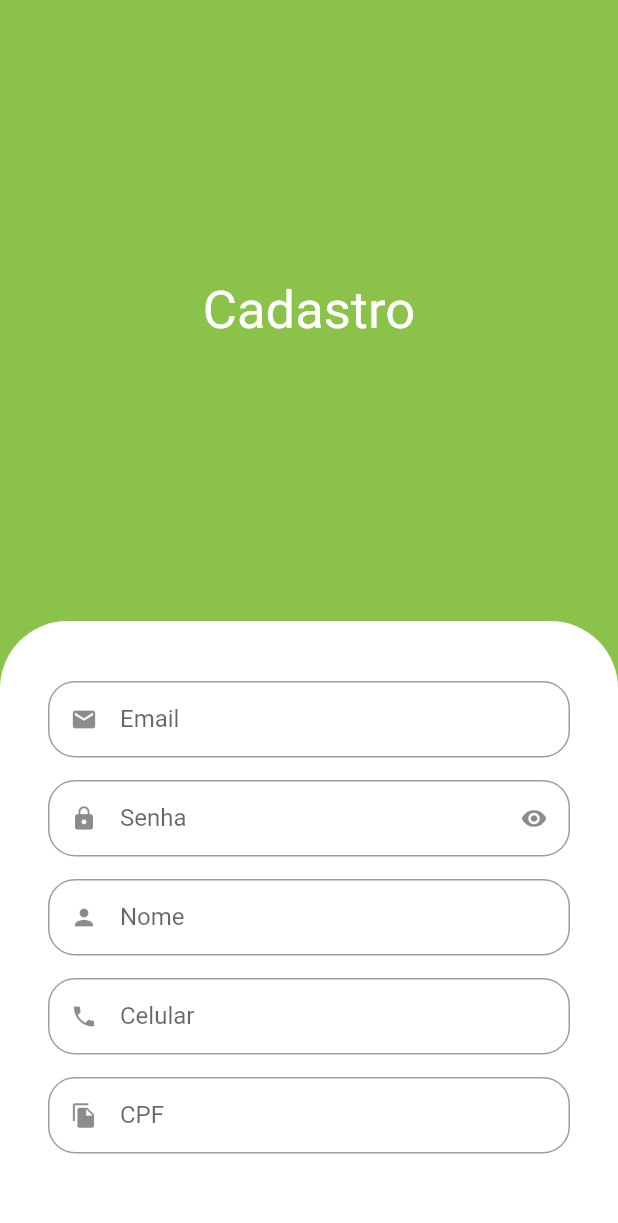
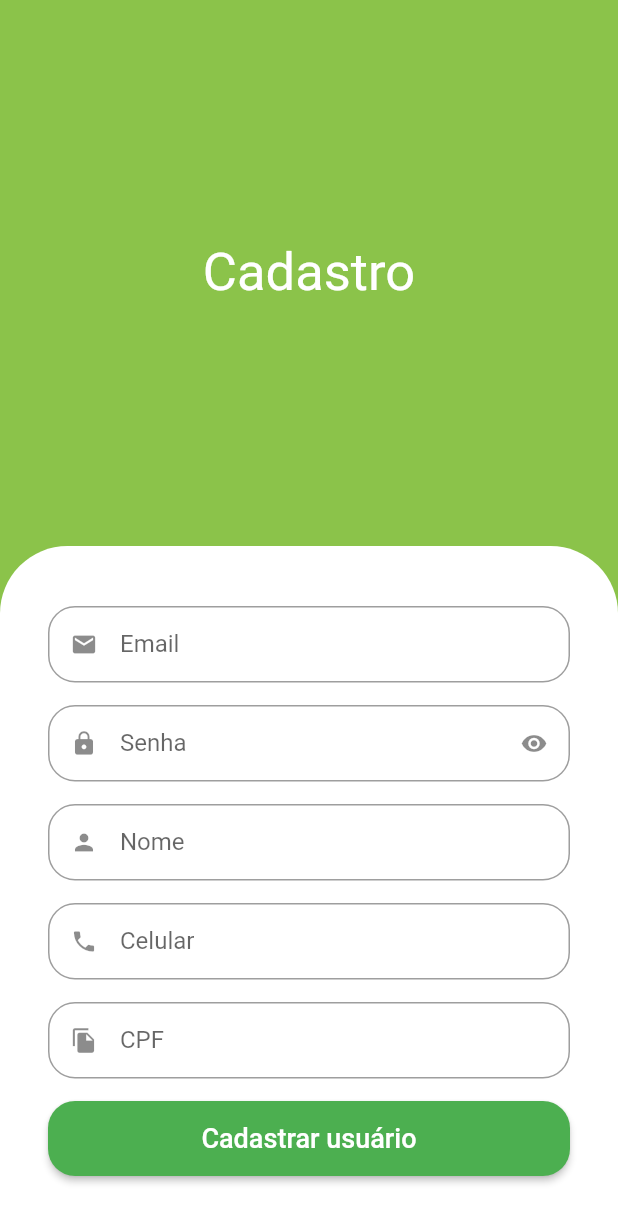
Before and after one commit to thomasbalmant/appQuitanda, a Flutter app: the SignUpScreen screen opened directly, on a phone screen of 412 x 824 dp. Shown: the top 1223 px of the screen. Run offline on Flutter 3.47's test engine with Material 2 defaults, Android fonts, the phone set to English and light mode, and no system bars; our stand-ins replace animated_text_kit.

Commit message:
SingleChildScrollView screen sign up

```diff
--- a/lib/src/auth/sign_up_screen.dart
+++ b/lib/src/auth/sign_up_screen.dart
@@ -7,9 +7,15 @@ class SignUpScreen extends StatelessWidget {
 
   @override
   Widget build(BuildContext context) {
+    final size = MediaQuery.of(context).size;
+
     return Scaffold(
       backgroundColor: CustomColors.customSwatchColor,
-      body: Column(
+      body: SingleChildScrollView(
+        child: SizedBox(
+          width: size.width,
+          height: size.height,
+          child: Column(
             children: [
               const Expanded(
                 child: Center(
@@ -36,33 +42,52 @@ class SignUpScreen extends StatelessWidget {
                   ),
                 ),
                 child: Column(
-              children: const [
-                CustomTextField(
+                  crossAxisAlignment: CrossAxisAlignment.stretch,
+                  children: [
+                    const CustomTextField(
                       icon: Icons.email,
                       label: 'Email',
                     ),
-                CustomTextField(
+                    const CustomTextField(
                       icon: Icons.lock,
                       label: 'Senha',
                       isSecret: true,
                     ),
-                CustomTextField(
+                    const CustomTextField(
                       icon: Icons.person,
                       label: 'Nome',
                     ),
-                CustomTextField(
+                    const CustomTextField(
                       icon: Icons.phone,
                       label: 'Celular',
                     ),
-                CustomTextField(
+                    const CustomTextField(
                       icon: Icons.file_copy,
                       label: 'CPF',
                     ),
+                    SizedBox(
+                      height: 50,
+                      child: ElevatedButton(
+                        style: ElevatedButton.styleFrom(
+                          shape: RoundedRectangleBorder(
+                              borderRadius: BorderRadius.circular(18)),
+                        ),
+                        onPressed: () {},
+                        child: const Text(
+                          'Cadastrar usuário',
+                          style: TextStyle(
+                            fontSize: 18,
+                          ),
+                        ),
+                      ),
+                    )
                   ],
                 ),
               ),
             ],
           ),
+        ),
+      ),
     );
   }
 }
```
Lines whose indentation alone changed are shown as unchanged.
